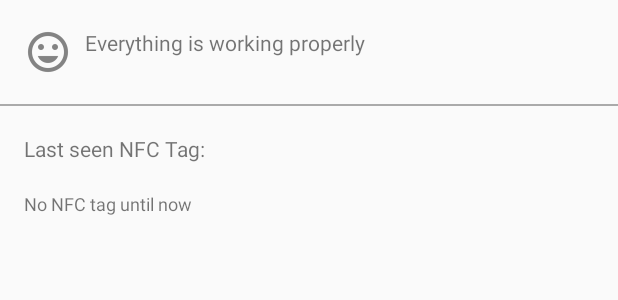
After one commit to ContainerDroid/nfc-tracker, an Android app: the layout fragment_reader_status.xml on its own in the app's theme, with its tools: preview values and no code run, on a phone screen of 412 x 824 dp. The commit adds this screen. Shown: the top 300 px of the screen. Run offline under Robolectric (Android 15) with nearby library versions, the phone set to English and light mode, and no system bars.

Commit message:
reader: add status page
Signed-off-by: Ioana Ciornei <ciorneiioana@gmail.com>

```diff
--- a/app/src/main/java/com/eden/apps/nfctracker/ReaderActivity.java
+++ b/app/src/main/java/com/eden/apps/nfctracker/ReaderActivity.java
@@ -1,5 +1,6 @@
 package com.eden.apps.nfctracker;
 
+import android.app.Fragment;
 import android.support.annotation.NonNull;
 import android.support.design.widget.BottomNavigationView;
 import android.support.v7.app.AppCompatActivity;
@@ -29,23 +30,31 @@ public class ReaderActivity extends AppCompatActivity {
         mBottomNavigationView.setOnNavigationItemSelectedListener(new BottomNavigationView.OnNavigationItemSelectedListener() {
             @Override
             public boolean onNavigationItemSelected(@NonNull MenuItem item) {
+                Fragment fragment;
                 switch (item.getItemId()) {
                     case R.id.reader_action_status:
-                        item.setChecked(true);
-                        return true;
+                        fragment = new ReaderStatusFragment();
+                        break;
                     case R.id.reader_action_settings:
-                        item.setChecked(true);
-                        return true;
+                        fragment = new ReaderSettingsFragment();
+                        break;
                     default:
                         return false;
                 }
+                return mSwitchFragment(item, fragment);
             }
         });
 
-        // set status page as the default one
-        mBottomNavigationView.getMenu().findItem(R.id.reader_action_settings).setChecked(true);
+        // set readers setting page as the default one
+        mSwitchFragment(mBottomNavigationView.getMenu().findItem(R.id.reader_action_settings), new ReaderSettingsFragment());
+    }
+
+
+    private boolean mSwitchFragment(MenuItem item, Fragment fragment) {
+        item.setChecked(true);
         getFragmentManager().beginTransaction()
-                .replace(R.id.reader_fragment_placeholder, new ReaderSettingsFragment())
+                .replace(R.id.reader_fragment_placeholder, fragment)
                 .commit();
+        return true;
     }
 }
--- /dev/null
+++ b/app/src/main/java/com/eden/apps/nfctracker/ReaderStatusFragment.java
@@ -0,0 +1,24 @@
+package com.eden.apps.nfctracker;
+
+
+import android.app.Fragment;
+import android.os.Bundle;
+import android.view.LayoutInflater;
+import android.view.View;
+import android.view.ViewGroup;
+
+
+public class ReaderStatusFragment extends Fragment {
+
+
+    public ReaderStatusFragment() {
+    }
+
+
+    @Override
+    public View onCreateView(LayoutInflater inflater, ViewGroup container,
+                             Bundle savedInstanceState) {
+        return inflater.inflate(R.layout.fragment_reader_status, container, false);
+    }
+
+}
--- /dev/null
+++ b/app/src/main/res/layout/fragment_reader_status.xml
@@ -0,0 +1,80 @@
+<FrameLayout xmlns:android="http://schemas.android.com/apk/res/android"
+    xmlns:tools="http://schemas.android.com/tools"
+    android:layout_width="match_parent"
+    android:layout_height="match_parent"
+    tools:context="com.eden.apps.nfctracker.ReaderStatusFragment">
+
+    <LinearLayout
+        android:weightSum="1"
+        android:orientation="vertical"
+        android:layout_width="match_parent"
+        android:layout_height="match_parent">
+
+        <View
+            android:layout_width="match_parent"
+            android:layout_height="0dp"
+            android:layout_weight="0.025"/>
+
+        <LinearLayout
+            android:paddingLeft="@dimen/activity_horizontal_margin"
+            android:weightSum="1"
+            android:orientation="horizontal"
+            android:layout_width="match_parent"
+            android:layout_height="wrap_content">
+
+            <ImageView
+                android:id="@+id/reader_status_image"
+                android:layout_width="wrap_content"
+                android:layout_height="wrap_content"
+                android:src="@drawable/ic_ok" />
+
+            <View
+                android:layout_width="0dp"
+                android:layout_height="match_parent"
+                android:layout_weight="0.05"/>
+
+            <TextView
+                android:text="@string/reader_status_all_good"
+                android:id="@+id/reader_status_text"
+                android:layout_width="wrap_content"
+                android:layout_height="wrap_content" />
+
+        </LinearLayout>
+
+        <View
+            android:layout_width="match_parent"
+            android:layout_height="0dp"
+            android:layout_weight="0.025"/>
+
+        <View
+            android:layout_width="match_parent"
+            android:layout_height="1dp"
+            android:background="@android:color/darker_gray"/>
+
+        <View
+            android:layout_width="match_parent"
+            android:layout_height="0dp"
+            android:layout_weight="0.025"/>
+
+        <TextView
+            android:paddingLeft="@dimen/activity_horizontal_margin"
+            android:text="@string/reader_status_nfc_text"
+            android:layout_width="match_parent"
+            android:layout_height="wrap_content" />
+
+        <View
+            android:layout_width="match_parent"
+            android:layout_height="0dp"
+            android:layout_weight="0.025"/>
+
+        <TextView
+            android:id="@+id/reader_status_nfc"
+            android:layout_width="match_parent"
+            android:layout_height="wrap_content"
+            android:paddingLeft="@dimen/activity_horizontal_margin"
+            android:text="@string/reader_status_not_seen"
+            android:textSize="12sp" />
+
+    </LinearLayout>
+
+</FrameLayout>
--- a/app/src/main/res/values/strings.xml
+++ b/app/src/main/res/values/strings.xml
@@ -32,6 +32,11 @@
     <string name="reader_settings_discoverable_check_summary">Make your device discoverable</string>
     <string name="reader_settings_discoverable_check_title">Discoverable</string>
 
+
+    <string name="reader_status_all_good">Everything is working properly</string>
+    <string name="reader_status_nfc_text">Last seen NFC Tag:</string>
+    <string name="reader_status_not_seen">No NFC tag until now</string>
+
     <!-- Hub Page Strings -->
     <string name="hub_title_status">Hub Status</string>
     <string name="hub_text_settings">Settings</string>
```
Also changed, not shown: app/src/main/java/com/eden/apps/nfctracker/ReaderSettingsFragment.java (line endings or trailing spaces), app/src/main/res/drawable-hdpi/ic_ok.png (added), app/src/main/res/drawable-hdpi/ic_status_bad.png (added), app/src/main/res/drawable-hdpi/ic_status_ok.png (added), app/src/main/res/drawable-mdpi/ic_ok.png (added), app/src/main/res/drawable-mdpi/ic_status_bad.png (added), app/src/main/res/drawable-mdpi/ic_status_ok.png (added), app/src/main/res/drawable-xhdpi/ic_ok.png (added), app/src/main/res/drawable-xhdpi/ic_status_bad.png (added), app/src/main/res/drawable-xhdpi/ic_status_ok.png (added), app/src/main/res/drawable-xxhdpi/ic_ok.png (added), app/src/main/res/drawable-xxhdpi/ic_status_bad.png (added), app/src/main/res/drawable-xxhdpi/ic_status_ok.png (added).
